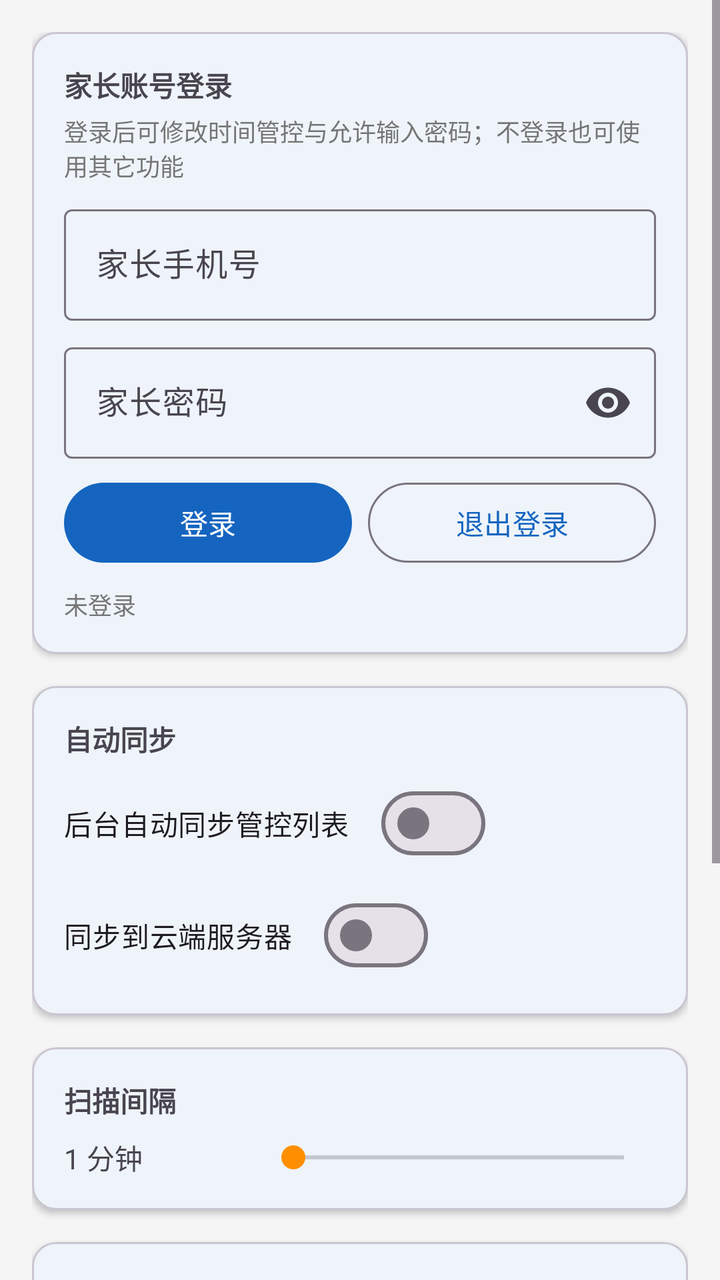
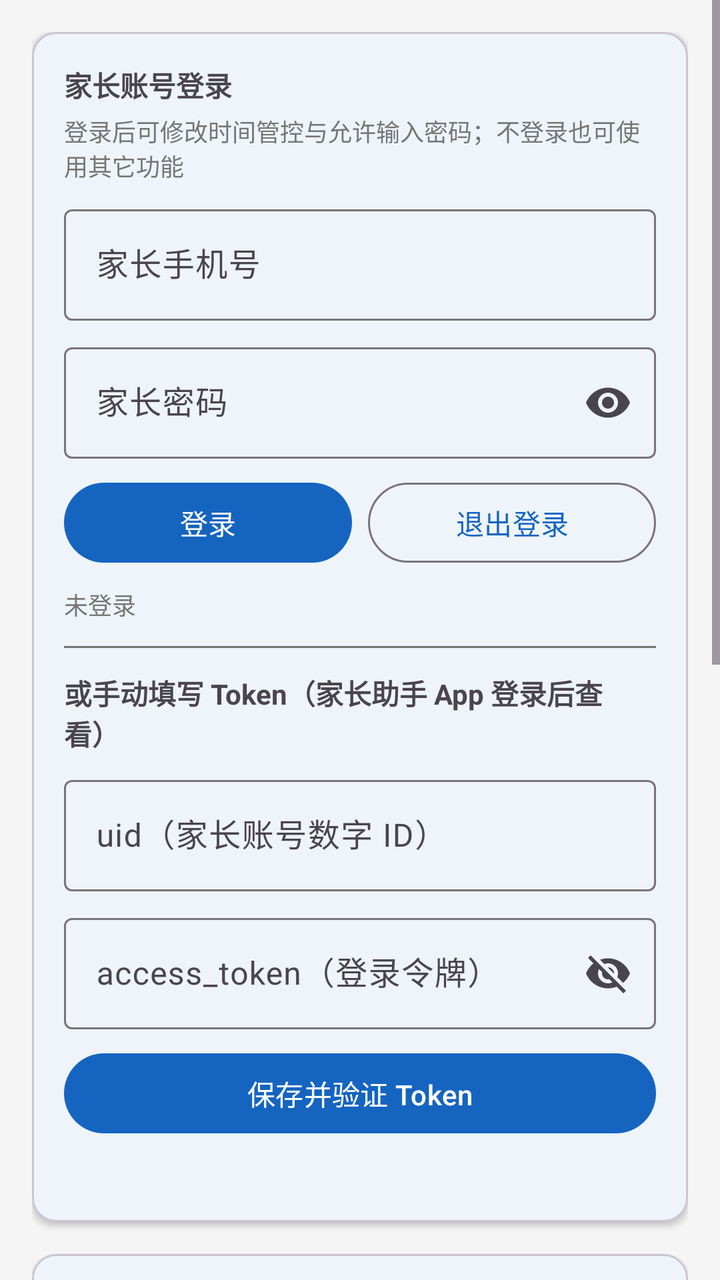

Two renders of the same Android screen: before a commit and after it. Below are the layout's source before the change and the commit's diff.
<!-- AndroidManifest.xml: application theme Theme.ZaralynControl -->
<!-- res/layout/fragment_settings.xml -->
<?xml version="1.0" encoding="utf-8"?>
<ScrollView xmlns:android="http://schemas.android.com/apk/res/android"
    xmlns:app="http://schemas.android.com/apk/res-auto"
    android:layout_width="match_parent"
    android:layout_height="match_parent"
    android:fillViewport="true">

<LinearLayout
    android:layout_width="match_parent"
    android:layout_height="wrap_content"
    android:orientation="vertical"
    android:padding="16dp">

    
    <com.google.android.material.card.MaterialCardView
        android:layout_width="match_parent"
        android:layout_height="wrap_content"
        app:cardCornerRadius="12dp"
        app:cardElevation="2dp">

        <LinearLayout
            android:layout_width="match_parent"
            android:layout_height="wrap_content"
            android:orientation="vertical"
            android:padding="16dp">

            <TextView
                android:layout_width="wrap_content"
                android:layout_height="wrap_content"
                android:text="家长账号登录"
                android:textStyle="bold" />

            <TextView
                android:layout_width="wrap_content"
                android:layout_height="wrap_content"
                android:layout_marginTop="4dp"
                android:textSize="12sp"
                android:textColor="@color/text_secondary"
                android:text="登录后可修改时间管控与允许输入密码；不登录也可使用其它功能" />

            <com.google.android.material.textfield.TextInputLayout
                style="@style/Widget.Material3.TextInputLayout.OutlinedBox"
                android:layout_width="match_parent"
                android:layout_height="wrap_content"
                android:layout_marginTop="8dp"
                android:hint="家长手机号">

                <com.google.android.material.textfield.TextInputEditText
                    android:id="@+id/etLoginMobile"
                    android:layout_width="match_parent"
                    android:layout_height="wrap_content"
                    android:inputType="phone" />

            </com.google.android.material.textfield.TextInputLayout>

            <com.google.android.material.textfield.TextInputLayout
                style="@style/Widget.Material3.TextInputLayout.OutlinedBox"
                android:layout_width="match_parent"
                android:layout_height="wrap_content"
                android:layout_marginTop="8dp"
                android:hint="家长密码"
                app:endIconMode="password_toggle">

                <com.google.android.material.textfield.TextInputEditText
                    android:id="@+id/etLoginPassword"
                    android:layout_width="match_parent"
                    android:layout_height="wrap_content"
                    android:inputType="textPassword" />

            </com.google.android.material.textfield.TextInputLayout>

            <LinearLayout
                android:layout_width="match_parent"
                android:layout_height="wrap_content"
                android:layout_marginTop="8dp"
                android:orientation="horizontal">

                <com.google.android.material.button.MaterialButton
                    android:id="@+id/btnLogin"
                    android:layout_width="0dp"
                    android:layout_height="wrap_content"
                    android:layout_weight="1"
                    android:layout_marginEnd="8dp"
                    android:text="登录" />

                <com.google.android.material.button.MaterialButton
                    android:id="@+id/btnLogout"
                    style="@style/Widget.Material3.Button.OutlinedButton"
                    android:layout_width="0dp"
                    android:layout_height="wrap_content"
                    android:layout_weight="1"
                    android:text="退出登录" />

            </LinearLayout>

            <TextView
                android:id="@+id/tvLoginStatus"
                android:layout_width="wrap_content"
                android:layout_height="wrap_content"
                android:layout_marginTop="8dp"
                android:textSize="12sp"
                android:textColor="@color/text_secondary"
                android:text="未登录" />

        </LinearLayout>

    </com.google.android.material.card.MaterialCardView>

    <com.google.android.material.card.MaterialCardView
        android:layout_width="match_parent"
        android:layout_height="wrap_content"
        android:layout_marginTop="16dp"
        app:cardCornerRadius="12dp"
        app:cardElevation="2dp">

        <LinearLayout
            android:layout_width="match_parent"
            android:layout_height="wrap_content"
            android:orientation="vertical"
            android:padding="16dp">

            <TextView
                android:layout_width="wrap_content"
                android:layout_height="wrap_content"
                android:text="@string/setting_auto_sync"
                android:textStyle="bold" />

            <com.google.android.material.materialswitch.MaterialSwitch
                android:id="@+id/switchAutoSync"
                android:layout_width="wrap_content"
                android:layout_height="wrap_content"
                android:layout_marginTop="8dp"
                android:text="@string/setting_auto_sync_summary" />

            <com.google.android.material.materialswitch.MaterialSwitch
                android:id="@+id/switchCloudSync"
                android:layout_width="wrap_content"
                android:layout_height="wrap_content"
                android:layout_marginTop="8dp"
                android:text="@string/setting_cloud_sync_summary" />

        </LinearLayout>

    </com.google.android.material.card.MaterialCardView>

    <com.google.android.material.card.MaterialCardView
        android:layout_width="match_parent"
        android:layout_height="wrap_content"
        android:layout_marginTop="16dp"
        app:cardCornerRadius="12dp"
        app:cardElevation="2dp">

        <LinearLayout
            android:layout_width="match_parent"
            android:layout_height="wrap_content"
            android:orientation="vertical"
            android:padding="16dp">

            <TextView
                android:layout_width="wrap_content"
                android:layout_height="wrap_content"
                android:text="@string/setting_scan_interval"
                android:textStyle="bold" />

            <LinearLayout
                android:layout_width="match_parent"
                android:layout_height="wrap_content"
                android:layout_marginTop="8dp"
                android:orientation="horizontal"
                android:gravity="center_vertical">

                <TextView
                    android:id="@+id/tvIntervalValue"
                    android:layout_width="0dp"
                    android:layout_height="wrap_content"
                    android:layout_weight="1"
                    android:text="1 分钟" />

                <SeekBar
                    android:id="@+id/seekInterval"
                    android:layout_width="0dp"
                    android:layout_height="wrap_content"
                    android:layout_weight="2" />

            </LinearLayout>

        </LinearLayout>

    </com.google.android.material.card.MaterialCardView>

    <com.google.android.material.card.MaterialCardView
        android:layout_width="match_parent"
        android:layout_height="wrap_content"
        android:layout_marginTop="16dp"
        app:cardCornerRadius="12dp"
        app:cardElevation="2dp">

        <LinearLayout
            android:layout_width="match_parent"
            android:layout_height="wrap_content"
            android:orientation="vertical"
            android:padding="16dp">

            <TextView
                android:layout_width="wrap_content"
                android:layout_height="wrap_content"
                android:text="远程设备管控（手动输入序列号）"
                android:textStyle="bold" />

            <TextView
                android:layout_width="wrap_content"
                android:layout_height="wrap_content"
                android:layout_marginTop="4dp"
                android:textSize="12sp"
                android:textColor="@color/text_secondary"
                android:text="填写其它设备的序列号（imei），仅发送请求不修改本机数据库" />

            <com.google.android.material.textfield.TextInputLayout
                style="@style/Widget.Material3.TextInputLayout.OutlinedBox"
                android:layout_width="match_parent"
                android:layout_height="wrap_content"
                android:layout_marginTop="8dp"
                android:hint="远程设备序列号（留空=使用本机）">

                <com.google.android.material.textfield.TextInputEditText
                    android:id="@+id/etRemoteSerial"
                    android:layout_width="match_parent"
                    android:layout_height="wrap_content"
                    android:inputType="text" />

            </com.google.android.material.textfield.TextInputLayout>

            <com.google.android.material.button.MaterialButton
                android:id="@+id/btnSaveRemoteSerial"
                android:layout_width="wrap_content"
                android:layout_height="wrap_content"
                android:layout_marginTop="8dp"
                android:text="保存序列号" />

        </LinearLayout>

    </com.google.android.material.card.MaterialCardView>

    <com.google.android.material.card.MaterialCardView
        android:layout_width="match_parent"
        android:layout_height="wrap_content"
        android:layout_marginTop="16dp"
        app:cardCornerRadius="12dp"
        app:cardElevation="2dp">

        <LinearLayout
            android:layout_width="match_parent"
            android:layout_height="wrap_content"
            android:orientation="vertical"
            android:padding="16dp">

            <TextView
                android:layout_width="wrap_content"
                android:layout_height="wrap_content"
                android:text="检测到的家长管理版本"
                android:textStyle="bold" />

            <TextView
                android:id="@+id/tvVersionInfo"
                android:layout_width="wrap_content"
                android:layout_height="wrap_content"
                android:layout_marginTop="8dp" />

        </LinearLayout>

    </com.google.android.material.card.MaterialCardView>

</LinearLayout>

</ScrollView>
<!-- resources referenced by this layout -->
<resources>
  <color name="text_secondary">#757575</color>
  <string name="setting_auto_sync">自动同步</string>
  <string name="setting_auto_sync_summary">后台自动同步管控列表</string>
  <string name="setting_cloud_sync_summary">同步到云端服务器</string>
  <string name="setting_scan_interval">扫描间隔</string>
  <style name="Theme.ZaralynControl" parent="Theme.Material3.DayNight.NoActionBar">
          <item name="colorPrimary">@color/primary</item>
          <item name="colorOnPrimary">@color/on_primary</item>
          <item name="colorPrimaryContainer">@color/primary_light</item>
          <item name="colorSecondary">@color/secondary</item>
          <item name="colorOnSecondary">@color/surface</item>
          <item name="colorSecondaryContainer">@color/secondary_dark</item>
          <item name="android:colorBackground">@color/background</item>
          <item name="colorSurface">@color/surface</item>
          <item name="colorOnSurface">@color/on_surface</item>
          <item name="android:statusBarColor">@color/primary_dark</item>
          <item name="android:navigationBarColor">@color/background</item>
      </style>
  <color name="primary">#1565C0</color>
  <color name="on_primary">#FFFFFF</color>
  <color name="primary_light">#42A5F5</color>
  <color name="secondary">#FF8F00</color>
  <color name="surface">#FFFFFF</color>
  <color name="secondary_dark">#FF6F00</color>
  <color name="background">#F5F5F5</color>
  <color name="on_surface">#212121</color>
  <color name="primary_dark">#0D47A1</color>
</resources>

<!-- the commit's change to res/layout/fragment_settings.xml (unified diff, before → after) -->
@@ -102,6 +102,74 @@
                 android:textColor="@color/text_secondary"
                 android:text="未登录" />
 
+            
+            <View
+                android:layout_width="match_parent"
+                android:layout_height="1dp"
+                android:layout_marginTop="12dp"
+                android:background="@color/text_secondary" />
+
+            <TextView
+                android:layout_width="wrap_content"
+                android:layout_height="wrap_content"
+                android:layout_marginTop="12dp"
+                android:text="或手动填写 Token（家长助手 App 登录后查看）"
+                android:textStyle="bold" />
+
+            <com.google.android.material.textfield.TextInputLayout
+                style="@style/Widget.Material3.TextInputLayout.OutlinedBox"
+                android:layout_width="match_parent"
+                android:layout_height="wrap_content"
+                android:layout_marginTop="8dp"
+                android:hint="uid（家长账号数字 ID）">
+
+                <com.google.android.material.textfield.TextInputEditText
+                    android:id="@+id/etTokenUid"
+                    android:layout_width="match_parent"
+                    android:layout_height="wrap_content"
+                    android:inputType="number" />
+
+            </com.google.android.material.textfield.TextInputLayout>
+
+            <com.google.android.material.textfield.TextInputLayout
+                style="@style/Widget.Material3.TextInputLayout.OutlinedBox"
+                android:layout_width="match_parent"
+                android:layout_height="wrap_content"
+                android:layout_marginTop="8dp"
+                android:hint="access_token（登录令牌）"
+                app:endIconMode="password_toggle">
+
+                <com.google.android.material.textfield.TextInputEditText
+                    android:id="@+id/etTokenValue"
+                    android:layout_width="match_parent"
+                    android:layout_height="wrap_content"
+                    android:inputType="text" />
+
+            </com.google.android.material.textfield.TextInputLayout>
+
+            <LinearLayout
+                android:layout_width="match_parent"
+                android:layout_height="wrap_content"
+                android:layout_marginTop="8dp"
+                android:orientation="horizontal">
+
+                <com.google.android.material.button.MaterialButton
+                    android:id="@+id/btnSaveToken"
+                    android:layout_width="match_parent"
+                    android:layout_height="wrap_content"
+                    android:text="保存并验证 Token" />
+
+            </LinearLayout>
+
+            <TextView
+                android:id="@+id/tvTokenStatus"
+                android:layout_width="wrap_content"
+                android:layout_height="wrap_content"
+                android:layout_marginTop="8dp"
+                android:textSize="12sp"
+                android:textColor="@color/text_secondary"
+                android:text="" />
+
         </LinearLayout>
 
     </com.google.android.material.card.MaterialCardView>
